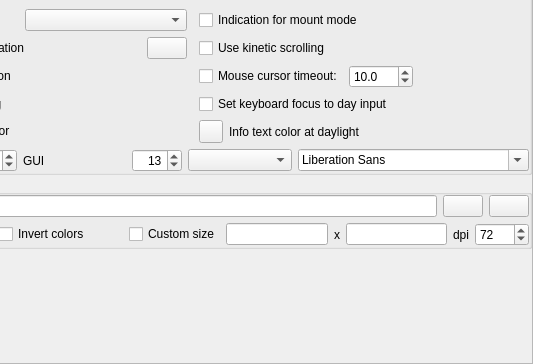
Before: the Qt Designer form src/gui/configurationDialog.ui in Stellarium/stellarium, drawn with Qt 5; both pictures show x 147 to 680 and y 270 to 634 of the 680 by 634 pixel window.
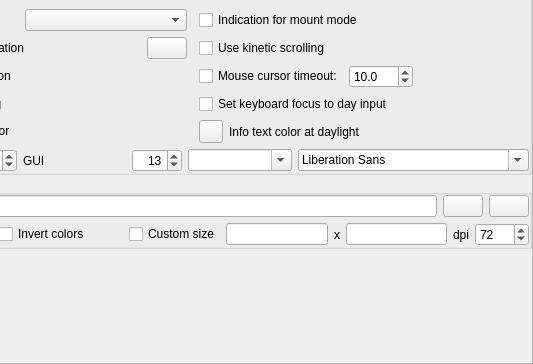
After: the same form once the commit is applied. The open tabs and pages were chosen to show the change. Icons and pictures are not drawn. Custom widgets are drawn as their Qt base class.

Commit message: Removed the font hook for Windows

Diff of the .ui file:
```diff
--- a/src/gui/configurationDialog.ui
+++ b/src/gui/configurationDialog.ui
@@ -1948,6 +1948,12 @@
                  <property name="toolTip">
                   <string>Pre-select fonts for a particular writing system</string>
                  </property>
+                 <property name="editable">
+                  <bool>true</bool>
+                 </property>
+                 <property name="insertPolicy">
+                  <enum>QComboBox::NoInsert</enum>
+                 </property>
                 </widget>
                </item>
                <item>
```
The commit also changes 1 other file.
